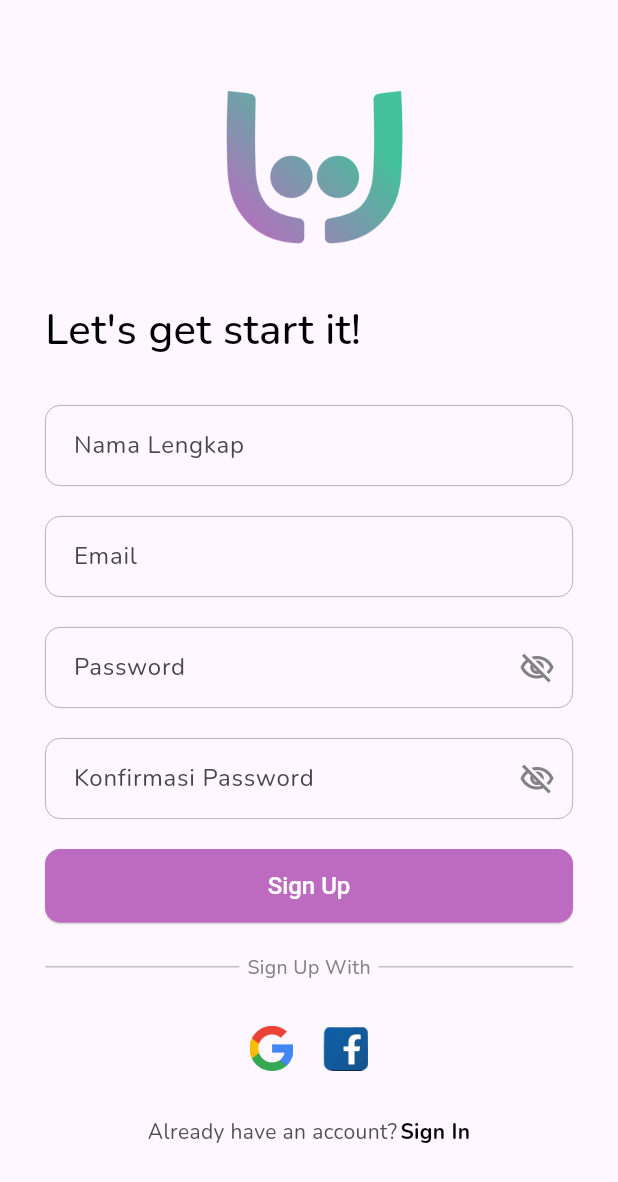
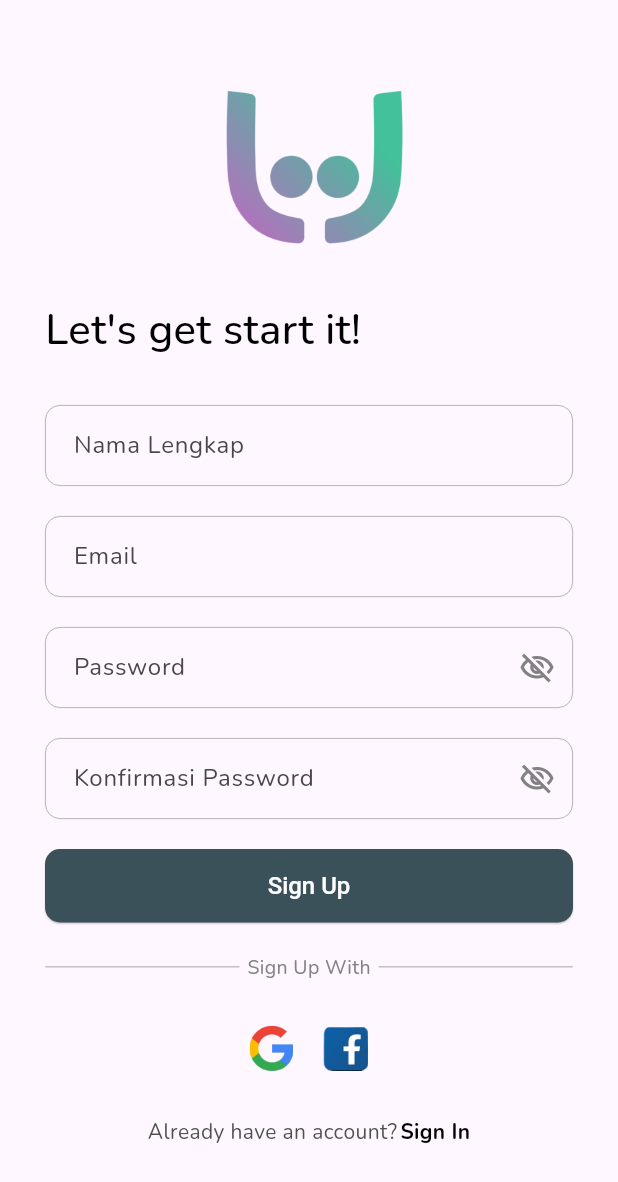
Before and after one commit to Armora-Tech/upmate, a Flutter app: the SignupView screen opened by its route, on a phone screen of 412 x 824 dp. Shown: the top 1182 px of the screen. Run offline on Flutter 3.47's test engine with Material 3 defaults, Android fonts, the phone set to English and light mode, and no system bars; our stand-ins replace get; network calls fail.

```diff
--- /dev/null
+++ b/lib/bindings/start_binding.dart
@@ -0,0 +1,9 @@
+import 'package:get/get.dart';
+import 'package:upmatev2/controllers/bottom_nav_controller.dart';
+
+class StartBinding implements Bindings {
+  @override
+  void dependencies() {
+     Get.lazyPut<BottomNavController>(() => BottomNavController());
+  }
+}
--- /dev/null
+++ b/lib/controllers/bottom_nav_controller.dart
@@ -0,0 +1,47 @@
+import 'package:flutter/material.dart';
+import 'package:get/get.dart';
+import 'package:upmatev2/views/chat.dart';
+import 'package:upmatev2/views/home.dart';
+import 'package:upmatev2/views/notification.dart';
+import 'package:upmatev2/views/post.dart';
+import 'package:upmatev2/views/search.dart';
+
+class BottomNavController extends GetxController
+    with GetSingleTickerProviderStateMixin {
+  RxInt selectedTab = 0.obs;
+  late final TabController tabController;
+
+  final Map<String, List<dynamic>> tabs = {
+    "Home": [Icons.home_outlined, Icons.home_rounded],
+    "Search": [Icons.search_outlined, Icons.search],
+    "Post": [Icons.add_box_outlined, Icons.add_box],
+    "Notification": [Icons.notifications_outlined, Icons.notifications_rounded],
+    "Chat": [Icons.chat_outlined, Icons.chat],
+  };
+
+  final List<Widget> pages = [
+    const HomeView(),
+    const SearchView(),
+    const PostView(),
+    const NotificationView(),
+    const ChatView()
+  ];
+
+  void selectTab(int index) {
+    selectedTab.value = index;
+    tabController.animateTo(selectedTab.value,
+        duration: const Duration(milliseconds: 300), curve: Curves.ease);
+  }
+
+  @override
+  void onInit() {
+    tabController = TabController(length: pages.length, vsync: this);
+    super.onInit();
+  }
+
+  @override
+  void dispose() {
+    tabController.dispose();
+    super.dispose();
+  }
+}
--- a/lib/main.dart
+++ b/lib/main.dart
@@ -1,8 +1,10 @@
 import 'package:flutter/material.dart';
 import 'package:upmatev2/bindings/login_binding.dart';
+import 'package:upmatev2/bindings/start_binding.dart';
 import 'package:upmatev2/themes/app_theme.dart';
 import 'package:upmatev2/views/login.dart';
 import 'package:get/route_manager.dart';
+import 'package:upmatev2/views/start.dart';
 import 'package:upmatev2/views/tag_interest.dart';
 import 'package:upmatev2/views/take_survey.dart';
 import 'package:upmatev2/views/verify.dart';
@@ -27,9 +29,9 @@ class MyApp extends StatelessWidget {
         );
       },
       theme: AppTheme.lightTheme,
-      initialBinding: LoginBinding(),
+      initialBinding: StartBinding(),
       getPages: AppPage.pages,
-      home: const TagInterestView(),
+      home: const StartView(),
     );
   }
 }
--- a/lib/routes/route_name.dart
+++ b/lib/routes/route_name.dart
@@ -1,7 +1,10 @@
 // ignore_for_file: constant_identifier_names
 
 abstract class RouteName {
-   static const loginView = "/" ;
-   static const signupView = "/signup" ;
-   static const verifyView = "/verify" ;
+   static const login = "/" ;
+   static const signup = "/signup" ;
+   static const verify = "/verify" ;
+   static const takeSurvey = "/take-survey" ;
+   static const tagInterest = "/tagInterest" ;
+   static const start = "/start" ;
 }
--- a/lib/routes/routes.dart
+++ b/lib/routes/routes.dart
@@ -1,24 +1,45 @@
 import 'package:get/get.dart';
 import 'package:upmatev2/bindings/login_binding.dart';
 import 'package:upmatev2/bindings/signup_binding.dart';
+import 'package:upmatev2/bindings/start_binding.dart';
 import '../views/login.dart';
 import '../views/signup.dart';
+import '../views/start.dart';
+import '../views/tag_interest.dart';
+import '../views/take_survey.dart';
 import '../views/verify.dart';
 import 'route_name.dart';
 
 class AppPage {
   static final pages = [
     GetPage(
-        name: RouteName.loginView,
+        name: RouteName.login,
         page: () => const LoginView(),
         binding: LoginBinding()),
     GetPage(
-        name: RouteName.signupView,
+        name: RouteName.signup,
         page: () => const SignupView(),
         binding: SignupBinding()),
     GetPage(
-      name: RouteName.verifyView,
+      name: RouteName.verify,
       page: () => const VerifyView(),
+      transition: Transition.rightToLeft
+    ),
+    GetPage(
+      name: RouteName.takeSurvey,
+      page: () => const TakeSurveyView(),
+       transition: Transition.rightToLeft
+    ),
+    GetPage(
+      name: RouteName.tagInterest,
+      page: () => const TagInterestView(),
+       transition: Transition.rightToLeft
+    ),
+    GetPage(
+      name: RouteName.start,
+      page: () => const StartView(),
+      binding: StartBinding(),
+       transition: Transition.rightToLeft,
     ),
   ];
 }
--- a/lib/themes/app_color.dart
+++ b/lib/themes/app_color.dart
@@ -6,5 +6,5 @@ class AppColor {
   static const purpleLogo = Color(0xFFBD6BC0);
   static const greenLogo = Color(0xFF42C19A);
   static const black = Color(0xFF505050);
-  static const lightGrey = const Color.fromARGB(255, 212, 212, 212);
+  static const lightGrey = Color.fromARGB(255, 212, 212, 212);
 }
--- a/lib/themes/app_theme.dart
+++ b/lib/themes/app_theme.dart
@@ -12,12 +12,13 @@ class AppTheme {
                     BorderRadius.circular(10.0), // Ubah sesuai keinginan Anda
               ),
               padding: const EdgeInsets.symmetric(vertical: 15),
+              foregroundColor: Colors.black45,
               elevation: 0.5,
               textStyle: const TextStyle(
                   color: Colors.white,
                   fontSize: 16,
                   fontWeight: FontWeight.w600),
-              backgroundColor: AppColor.purpleLogo)),
+              backgroundColor: AppColor.primaryColor)),
       appBarTheme: const AppBarTheme(
           elevation: 0.0,
           backgroundColor: AppColor.primaryColor,
@@ -32,10 +33,10 @@ class AppTheme {
         bodyMedium:
             TextStyle(fontSize: 14, color: Colors.black, fontFamily: "Nunito"),
       ),
-      iconTheme: const IconThemeData(color: Colors.grey, size: 30),
+      iconTheme: const IconThemeData(color: AppColor.black, size: 30),
       shadowColor: AppColor.shadowColor,
       textSelectionTheme:
-          const TextSelectionThemeData(cursorColor: AppColor.purpleLogo),
+          const TextSelectionThemeData(cursorColor: AppColor.primaryColor),
       inputDecorationTheme: InputDecorationTheme(
           contentPadding: const EdgeInsets.all(15),
           enabledBorder: OutlineInputBorder(
@@ -44,6 +45,6 @@ class AppTheme {
           focusedBorder: OutlineInputBorder(
               borderRadius: BorderRadius.circular(10),
               borderSide:
-                  const BorderSide(width: 1, color: AppColor.purpleLogo)),
+                  const BorderSide(width: 1, color: AppColor.primaryColor)),
           hintStyle: const TextStyle(fontSize: 16, fontFamily: "Nunito")));
 }
--- a/lib/views/login.dart
+++ b/lib/views/login.dart
@@ -156,7 +156,7 @@ class LoginView extends StatelessWidget {
                       width: 2,
                     ),
                     GestureDetector(
-                        onTap: () => Get.toNamed(RouteName.signupView),
+                        onTap: () => Get.toNamed(RouteName.signup),
                         child: const Text(
                           "Sign Up",
                           style: TextStyle(fontWeight: FontWeight.bold),
--- a/lib/views/signup.dart
+++ b/lib/views/signup.dart
@@ -92,7 +92,7 @@ class SignupView extends StatelessWidget {
                       height: 20,
                     ),
                     ElevatedButton(
-                        onPressed: () {},
+                        onPressed: () => Get.toNamed(RouteName.verify),
                         child: const Center(
                           child: Text(
                             "Sign Up",
@@ -170,7 +170,7 @@ class SignupView extends StatelessWidget {
                       width: 2,
                     ),
                     GestureDetector(
-                        onTap: () => Get.toNamed(RouteName.loginView),
+                        onTap: () => Get.toNamed(RouteName.login),
                         child: const Text(
                           "Sign In",
                           style: TextStyle(fontWeight: FontWeight.bold),
--- a/lib/views/take_survey.dart
+++ b/lib/views/take_survey.dart
@@ -1,6 +1,8 @@
 import 'package:flutter/material.dart';
 import 'package:get/get.dart';
 import 'package:upmatev2/themes/app_color.dart';
+
+import '../routes/route_name.dart';
 
 class TakeSurveyView extends StatelessWidget {
   const TakeSurveyView({super.key});
@@ -133,7 +135,7 @@ class TakeSurveyView extends StatelessWidget {
                 Padding(
                     padding: const EdgeInsets.only(bottom: 30),
                     child: ElevatedButton(
-                        onPressed: () {},
+                        onPressed: () => Get.toNamed(RouteName.tagInterest),
                         child: const Center(
                             child: Text(
                           "Next",
--- a/lib/views/verify.dart
+++ b/lib/views/verify.dart
@@ -1,6 +1,8 @@
 import 'package:flutter/material.dart';
 import 'package:flutter/services.dart';
 import 'package:get/get.dart';
+
+import '../routes/route_name.dart';
 
 class VerifyView extends StatelessWidget {
   const VerifyView({super.key});
@@ -149,7 +151,7 @@ class VerifyView extends StatelessWidget {
                   height: 40,
                 ),
                 ElevatedButton(
-                    onPressed: () {},
+                    onPressed: () => Get.toNamed(RouteName.takeSurvey),
                     child: const Center(
                       child: Text(
                         "Verify",
```
Also changed, not shown: lib/views/chat.dart (added, +17 -0 lines), lib/views/home.dart (added, +17 -0 lines), lib/views/notification.dart (added, +17 -0 lines), lib/views/post.dart (added, +17 -0 lines), lib/views/search.dart (added, +17 -0 lines), lib/views/start.dart (added, +132 -0 lines).
